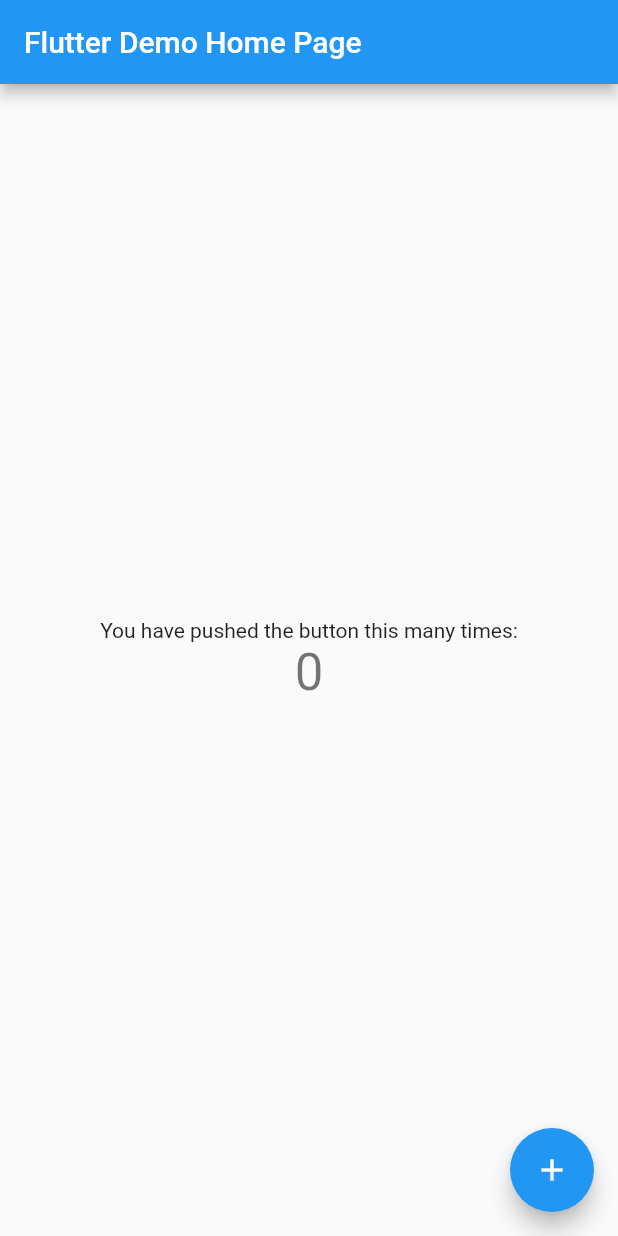
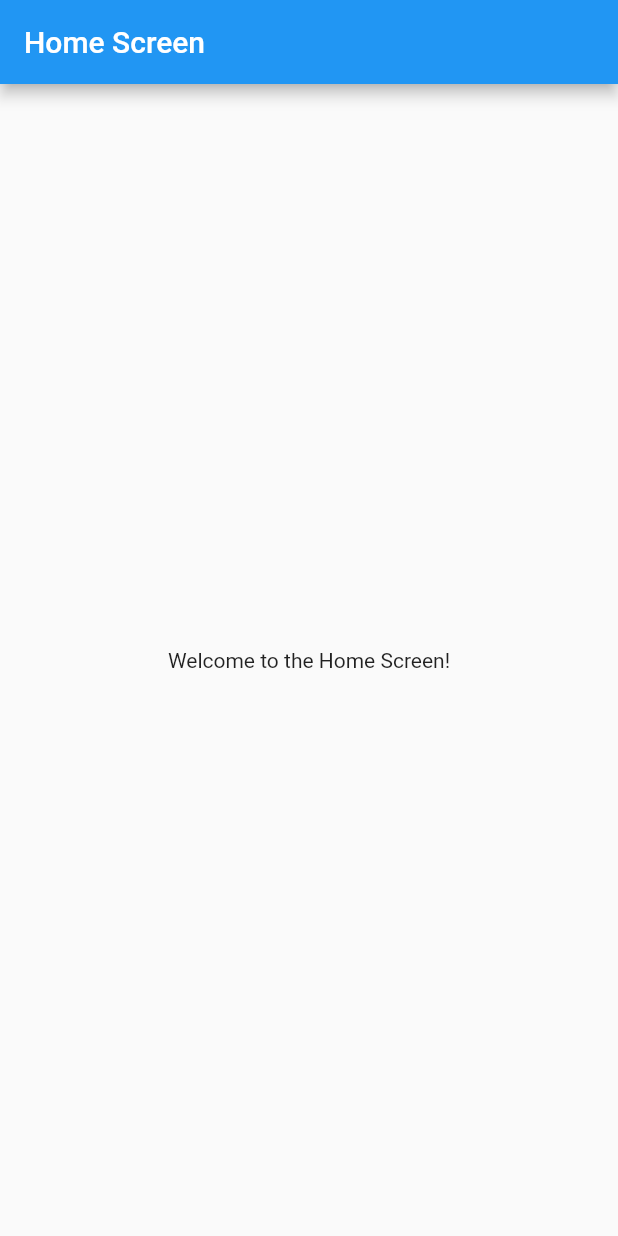
Before and after one commit to valerii-kostynskyi/repo_list, a Flutter app: the screen it shows after launch, on a phone screen of 412 x 824 dp. Run offline on Flutter 3.47's test engine with Material 2 defaults, Android fonts, the phone set to English and light mode, and no system bars; our stand-ins replace get, hive, hive_flutter; accounts and stored records are empty.

Commit message:
add data / domain / hive / homeScreen

```diff
--- /dev/null
+++ b/lib/const.dart
@@ -0,0 +1 @@
+const String apiUrl = 'api.github.com';
--- /dev/null
+++ b/lib/data/api_data_source.dart
@@ -0,0 +1 @@
+abstract class ApiDataSource {}
--- /dev/null
+++ b/lib/domain/home_repository.dart
@@ -0,0 +1,3 @@
+abstract class HomeRepository {
+
+}
--- /dev/null
+++ b/lib/domain/impl/home_repository_impl.dart
@@ -0,0 +1,3 @@
+import 'package:repo_list/domain/home_repository.dart';
+
+class HomeRepositoryImpl implements HomeRepository {}
--- a/lib/main.dart
+++ b/lib/main.dart
@@ -1,115 +1,14 @@
 import 'package:flutter/material.dart';
+import 'package:get/get.dart';
+import 'package:repo_list/app_binding.dart';
+import 'package:repo_list/presentation/home_screen/home_screen.dart';
 
 void main() {
-  runApp(const MyApp());
+  runApp(GetMaterialApp(
+    title: "Application",
+    initialBinding: AppBinding(),
+    defaultTransition: Transition.fadeIn,
+    debugShowCheckedModeBanner: false,
+    home: HomeScreen(),
+  ));
 }
-
-class MyApp extends StatelessWidget {
-  const MyApp({super.key});
-
-  // This widget is the root of your application.
-  @override
-  Widget build(BuildContext context) {
-    return MaterialApp(
-      title: 'Flutter Demo',
-      theme: ThemeData(
-        // This is the theme of your application.
-        //
-        // Try running your application with "flutter run". You'll see the
-        // application has a blue toolbar. Then, without quitting the app, try
-        // changing the primarySwatch below to Colors.green and then invoke
-        // "hot reload" (press "r" in the console where you ran "flutter run",
-        // or simply save your changes to "hot reload" in a Flutter IDE).
-        // Notice that the counter didn't reset back to zero; the application
-        // is not restarted.
-        primarySwatch: Colors.blue,
-      ),
-      home: const MyHomePage(title: 'Flutter Demo Home Page'),
-    );
-  }
-}
-
-class MyHomePage extends StatefulWidget {
-  const MyHomePage({super.key, required this.title});
-
-  // This widget is the home page of your application. It is stateful, meaning
-  // that it has a State object (defined below) that contains fields that affect
-  // how it looks.
-
-  // This class is the configuration for the state. It holds the values (in this
-  // case the title) provided by the parent (in this case the App widget) and
-  // used by the build method of the State. Fields in a Widget subclass are
-  // always marked "final".
-
-  final String title;
-
-  @override
-  State<MyHomePage> createState() => _MyHomePageState();
-}
-
-class _MyHomePageState extends State<MyHomePage> {
-  int _counter = 0;
-
-  void _incrementCounter() {
-    setState(() {
-      // This call to setState tells the Flutter framework that something has
-      // changed in this State, which causes it to rerun the build method below
-      // so that the display can reflect the updated values. If we changed
-      // _counter without calling setState(), then the build method would not be
-      // called again, and so nothing would appear to happen.
-      _counter++;
-    });
-  }
-
-  @override
-  Widget build(BuildContext context) {
-    // This method is rerun every time setState is called, for instance as done
-    // by the _incrementCounter method above.
-    //
-    // The Flutter framework has been optimized to make rerunning build methods
-    // fast, so that you can just rebuild anything that needs updating rather
-    // than having to individually change instances of widgets.
-    return Scaffold(
-      appBar: AppBar(
-        // Here we take the value from the MyHomePage object that was created by
-        // the App.build method, and use it to set our appbar title.
-        title: Text(widget.title),
-      ),
-      body: Center(
-        // Center is a layout widget. It takes a single child and positions it
-        // in the middle of the parent.
-        child: Column(
-          // Column is also a layout widget. It takes a list of children and
-          // arranges them vertically. By default, it sizes itself to fit its
-          // children horizontally, and tries to be as tall as its parent.
-          //
-          // Invoke "debug painting" (press "p" in the console, choose the
-          // "Toggle Debug Paint" action from the Flutter Inspector in Android
-          // Studio, or the "Toggle Debug Paint" command in Visual Studio Code)
-          // to see the wireframe for each widget.
-          //
-          // Column has various properties to control how it sizes itself and
-          // how it positions its children. Here we use mainAxisAlignment to
-          // center the children vertically; the main axis here is the vertical
-          // axis because Columns are vertical (the cross axis would be
-          // horizontal).
-          mainAxisAlignment: MainAxisAlignment.center,
-          children: <Widget>[
-            const Text(
-              'You have pushed the button this many times:',
-            ),
-            Text(
-              '$_counter',
-              style: Theme.of(context).textTheme.headlineMedium,
-            ),
-          ],
-        ),
-      ),
-      floatingActionButton: FloatingActionButton(
-        onPressed: _incrementCounter,
-        tooltip: 'Increment',
-        child: const Icon(Icons.add),
-      ), // This trailing comma makes auto-formatting nicer for build methods.
-    );
-  }
-}
--- /dev/null
+++ b/lib/presentation/home_screen/home_controller.dart
@@ -0,0 +1,3 @@
+import 'package:get/get_state_manager/src/simple/get_controllers.dart';
+
+class HomeController extends GetxController {}
--- /dev/null
+++ b/lib/presentation/home_screen/home_screen.dart
@@ -0,0 +1,15 @@
+import 'package:flutter/material.dart';
+import 'package:get/get.dart';
+import 'package:repo_list/presentation/home_screen/home_controller.dart';
+
+class HomeScreen extends GetView<HomeController> {
+  const HomeScreen({super.key});
+
+  @override
+  Widget build(BuildContext context) {
+    return Scaffold(
+      appBar: AppBar(title: Text("Home Screen")),
+      body: Center(child: Text("Welcome to the Home Screen!")),
+    );
+  }
+}
--- a/pubspec.yaml
+++ b/pubspec.yaml
@@ -35,6 +35,9 @@
   # The following adds the Cupertino Icons font to your application.
   # Use with the CupertinoIcons class for iOS style icons.
   cupertino_icons: ^1.0.2
+  get: ^4.6.5
+  hive: ^2.2.3
+  hive_flutter: ^1.1.0
 
 dev_dependencies:
   flutter_test:
```
Also changed, not shown: lib/app_binding.dart (added, +23 -0 lines), lib/data/db_adapter/adapter_type_id.dart (added, +8 -0 lines), lib/data/db_adapter/profile_type_adapter.dart (added, +34 -0 lines), lib/data/impl/api_data_source_impl.dart (added, +13 -0 lines), lib/data/impl/local_data_source_impl.dart (added, +33 -0 lines), lib/data/local_data_source.dart (added, +12 -0 lines), lib/data/model/repository_model.dart (added, +24 -0 lines), lib/presentation/home_screen/home_binding.dart (added, +9 -0 lines), lib/util/json_extension.dart (added, +27 -0 lines), pubspec.lock, 8 other files.
